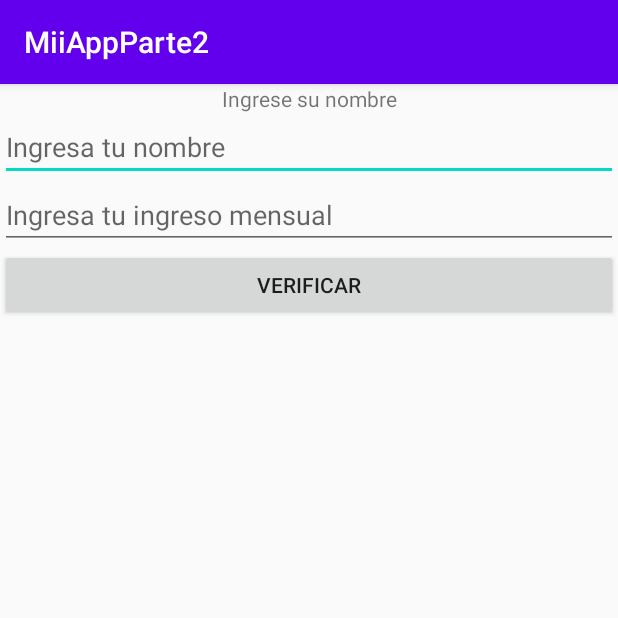
After one commit to cristhian300/MiiAppParte2Android, an Android app: the Comunicacion1 screen opened directly, with no data from a screen before it, on a phone screen of 412 x 824 dp, the top half of it. The commit adds this screen. Run offline under Robolectric (Android 15) with nearby library versions, the phone set to English and light mode, and no system bars.

Commit message:
enviando parametros intencion explicita recibiendo extras

```diff
--- a/app/src/main/AndroidManifest.xml
+++ b/app/src/main/AndroidManifest.xml
@@ -9,6 +9,8 @@
         android:roundIcon="@mipmap/ic_launcher_round"
         android:supportsRtl="true"
         android:theme="@style/AppTheme">
+        <activity android:name=".Comunicacion2"></activity>
+        <activity android:name=".Comunicacion1" />
         <activity android:name=".MainActivity">
             <intent-filter>
                 <action android:name="android.intent.action.MAIN" />
--- /dev/null
+++ b/app/src/main/java/com/example/miiappparte2/Comunicacion1.java
@@ -0,0 +1,26 @@
+package com.example.miiappparte2;
+
+import androidx.appcompat.app.AppCompatActivity;
+
+import android.content.Intent;
+import android.os.Bundle;
+import android.view.View;
+import android.widget.EditText;
+
+public class Comunicacion1 extends AppCompatActivity {
+    EditText edtnombre;
+    EditText edtingresomes;
+    @Override
+    protected void onCreate(Bundle savedInstanceState) {
+        super.onCreate(savedInstanceState);
+        setContentView(R.layout.activity_comunicacion1);
+        edtnombre=findViewById(R.id.edtnombre);
+        edtingresomes=findViewById(R.id.edtingresomes);
+    }
+    public void Verificar(View view){
+        Intent intent = new Intent(this, Comunicacion2.class);
+        intent.putExtra("nombre", edtnombre.getText().toString());
+        intent.putExtra("ingresomes", Integer.parseInt(edtingresomes.getText().toString()));
+        startActivity(intent);
+    }
+}
--- a/app/src/main/java/com/example/miiappparte2/MainActivity.java
+++ b/app/src/main/java/com/example/miiappparte2/MainActivity.java
@@ -34,6 +34,11 @@ public class MainActivity extends AppCompatActivity {
             finish();
             return true;
         }
+
+        if (id == R.id.activity_comunicacion) {
+            startActivity(new Intent(this, Comunicacion1.class));
+            return true;
+        }
         return super.onOptionsItemSelected(item);
     }
 }
--- /dev/null
+++ b/app/src/main/res/layout/activity_comunicacion1.xml
@@ -0,0 +1,36 @@
+<?xml version="1.0" encoding="utf-8"?>
+<LinearLayout xmlns:android="http://schemas.android.com/apk/res/android"
+    xmlns:app="http://schemas.android.com/apk/res-auto"
+    xmlns:tools="http://schemas.android.com/tools"
+    android:layout_width="match_parent"
+    android:layout_height="match_parent"
+    android:orientation="vertical"
+    tools:context=".Comunicacion1">
+    <TextView
+        android:layout_width="match_parent"
+        android:layout_height="wrap_content"
+        android:gravity="center_horizontal"
+        android:text="Ingrese su nombre" />
+    <EditText
+        android:id="@+id/edtnombre"
+        android:hint="Ingresa tu nombre"
+        android:layout_width="match_parent"
+        android:layout_height="wrap_content" />
+    <EditText
+        android:id="@+id/edtingresomes"
+        android:hint="Ingresa tu ingreso mensual"
+        android:layout_width="match_parent"
+        android:layout_height="wrap_content"
+        android:inputType="number"/>
+    <Button
+        android:layout_width="match_parent"
+        android:layout_height="wrap_content"
+        android:onClick="Verificar"
+        android:text="Verificar" />
+    <TextView
+        android:id="@+id/txtvalor"
+        android:layout_width="match_parent"
+        android:layout_height="wrap_content"
+        android:gravity="center_horizontal"
+        android:text="" />
+</LinearLayout>
```
Also changed, not shown: app/src/main/java/com/example/miiappparte2/Comunicacion2.java (added, +36 -0 lines), app/src/main/res/layout/activity_comunicacion2.xml (added, +16 -0 lines), app/src/main/res/menu/menu1.xml (+16 -0 lines).
